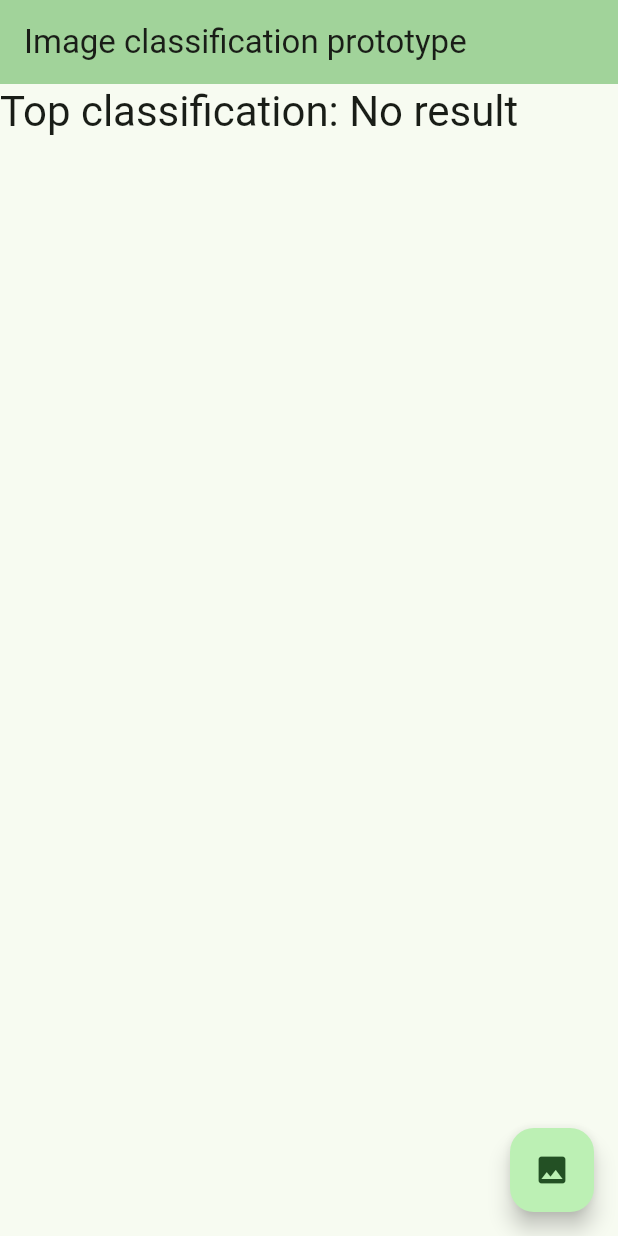
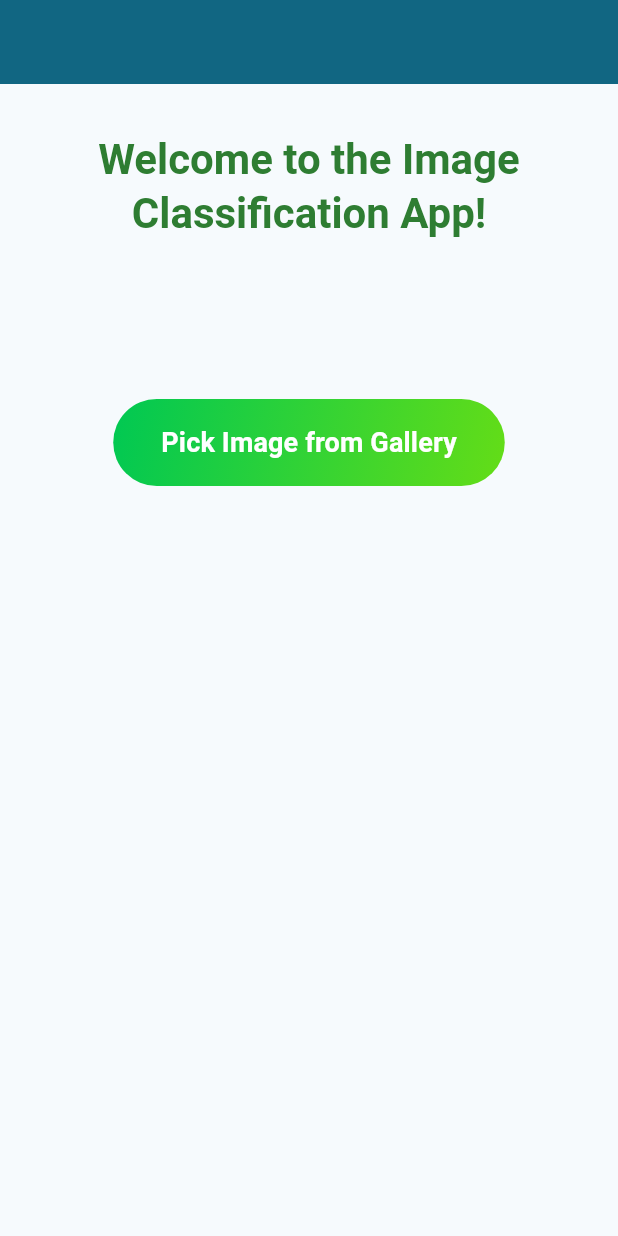
Before and after one commit to ram-shankar58/Image-Classifier-App, a Flutter app: the screen it shows after launch, on a phone screen of 412 x 824 dp. Run offline on Flutter 3.47's test engine with Material 3 defaults, Android fonts, the phone set to English and light mode, and no system bars; our stand-ins replace image_picker; missing offline and left inert: tflite_flutter.

Commit message:
designed

```diff
--- a/lib/main.dart
+++ b/lib/main.dart
@@ -12,16 +12,15 @@ void main() {
 class MyApp extends StatelessWidget {
   const MyApp({super.key});
 
-  // This widget is the root of your application.
   @override
   Widget build(BuildContext context) {
     return MaterialApp(
-      title: 'Image classification prototype',
+      title: '',
       theme: ThemeData(
-        colorScheme: ColorScheme.fromSeed(seedColor: Colors.green),
         useMaterial3: true,
+        colorScheme: ColorScheme.fromSeed(seedColor: const Color.fromARGB(255, 22, 184, 233)),
       ),
-      home: const MyHomePage(title: 'Image classification prototype'),
+      home: const MyHomePage(title: ''),
     );
   }
 }
@@ -50,9 +49,7 @@ class _MyHomePageState extends State<MyHomePage> {
     imageClassificationHelper!.initHelper();
     super.initState();
   }
-  //TRy to add boxing label around the output layout
 
-  // Clean old results when press some take picture button
   void cleanResult() {
     imagePath = null;
     image = null;
@@ -72,20 +69,16 @@ class _MyHomePageState extends State<MyHomePage> {
     processImage();
   }
 
-  // Process picked image
   Future<void> processImage() async {
     if (imagePath != null) {
-      // Read image bytes from file
       final imageData = File(imagePath!).readAsBytesSync();
-
-      // Decode image using package:image/image.dart (https://pub.dev/image)
       image = img.decodeImage(imageData);
       setState(() {});
       classification = await imageClassificationHelper?.inferenceImage(image!);
       results = (classification!.entries.toList()
-        ..sort(
+            ..sort(
               (a, b) => a.value.compareTo(b.value),
-        ))
+            ))
           .reversed
           .take(3);
       setState(() {});
@@ -94,30 +87,158 @@ class _MyHomePageState extends State<MyHomePage> {
 
   @override
   Widget build(BuildContext context) {
-    // Get the top result after sorting, or null if no result is available
     final topResult = results?.isNotEmpty == true ? results!.first.key : 'No result';
 
     return Scaffold(
       appBar: AppBar(
-        backgroundColor: Theme.of(context).colorScheme.inversePrimary,
+        backgroundColor: Theme.of(context).colorScheme.primary,
         title: Text(widget.title),
+        centerTitle: true,
       ),
       body: SingleChildScrollView(
         child: Column(
-          // mainAxisAlignment: MainAxisAlignment.center,
           children: <Widget>[
-            Text(
-              'Top classification: $topResult',
-              style: Theme.of(context).textTheme.headlineMedium,
+            // Welcome Text
+            Padding(
+              padding: const EdgeInsets.symmetric(vertical: 32.0),
+              child: Text(
+                'Welcome to the Image Classification App!',
+                style: Theme.of(context).textTheme.headlineMedium!.copyWith(
+                      color: Colors.green[800],
+                      fontWeight: FontWeight.bold,
+                    ),
+                textAlign: TextAlign.center,
+              ),
             ),
+
+            // Top Image Display Section
+            if (image != null)
+              Padding(
+                padding: const EdgeInsets.all(16.0),
+                child: Card(
+                  shape: RoundedRectangleBorder(
+                    borderRadius: BorderRadius.circular(16),
+                  ),
+                  elevation: 6,
+                  shadowColor: Colors.grey.withOpacity(0.3),
+                  child: Column(
+                    children: [
+                      ClipRRect(
+                        borderRadius: BorderRadius.circular(16),
+                        child: Image.file(
+                          File(imagePath!),
+                          height: 300,
+                          width: double.infinity,
+                          fit: BoxFit.cover,
+                        ),
+                      ),
+                      const SizedBox(height: 16),
+                      Text(
+                        'Top Classification: $topResult',
+                        style: Theme.of(context).textTheme.headlineMedium!.copyWith(
+                              color: Colors.green[700],
+                              fontWeight: FontWeight.bold,
+                            ),
+                      ),
+                      const SizedBox(height: 16),
+                    ],
+                  ),
+                ),
+              ),
+
+            // Classification Result Box
+            if (results != null)
+              Padding(
+                padding: const EdgeInsets.symmetric(horizontal: 16),
+                child: Card(
+                  shape: RoundedRectangleBorder(
+                    borderRadius: BorderRadius.circular(12),
+                  ),
+                  color: Colors.green[50],
+                  elevation: 3,
+                  child: Padding(
+                    padding: const EdgeInsets.all(16.0),
+                    child: Column(
+                      children: results!.map((result) {
+                        return Padding(
+                          padding: const EdgeInsets.symmetric(vertical: 4),
+                          child: Container(
+                            padding: const EdgeInsets.all(12),
+                            decoration: BoxDecoration(
+                              color: Colors.green[100],
+                              borderRadius: BorderRadius.circular(8),
+                              border: Border.all(color: Colors.green[700]!),
+                            ),
+                            child: Row(
+                              mainAxisAlignment: MainAxisAlignment.spaceBetween,
+                              children: [
+                                Text(
+                                  result.key,
+                                  style: const TextStyle(
+                                    fontSize: 16,
+                                    fontWeight: FontWeight.w500,
+                                  ),
+                                ),
+                                Text(
+                                  '${(result.value * 100).toStringAsFixed(2)}%',
+                                  style: TextStyle(
+                                    color: Colors.green[900],
+                                    fontWeight: FontWeight.bold,
+                                  ),
+                                ),
+                              ],
+                            ),
+                          ),
+                        );
+                      }).toList(),
+                    ),
+                  ),
+                ),
+              ),
+
+            // Padding for the action button at the bottom
+            const SizedBox(height: 50), // Adds space before the button
+
+            Padding(
+              padding: const EdgeInsets.all(24.0),
+              child: Container(
+                decoration: BoxDecoration(
+                  borderRadius: BorderRadius.circular(30),
+                  gradient: const LinearGradient(
+                    colors: [
+                      Color(0xFF00C853),
+                      Color(0xFF64DD17),
+                    ],
+                    begin: Alignment.topLeft,
+                    end: Alignment.bottomRight,
+                  ),
+                ),
+                child: ElevatedButton(
+                  style: ElevatedButton.styleFrom(
+                    padding: const EdgeInsets.symmetric(vertical: 16, horizontal: 32),
+                    shape: RoundedRectangleBorder(
+                      borderRadius: BorderRadius.circular(30),
+                    ),
+                    backgroundColor: Colors.transparent,
+                    shadowColor: Colors.transparent,
+                  ),
+                  onPressed: pickImage,
+                  child: const Text(
+                    'Pick Image from Gallery',
+                    style: TextStyle(
+                      fontSize: 18,
+                      fontWeight: FontWeight.bold,
+                      color: Colors.white,
+                    ),
+                  ),
+                ),
+              ),
+            ),
+
+            const SizedBox(height: 40), // Adds more space after the button
           ],
         ),
       ),
-      floatingActionButton: FloatingActionButton(
-        onPressed: pickImage,
-        child: const Icon(Icons.image),
-      ), // This trailing comma makes auto-formatting nicer for build methods.
     );
   }
-
 }
```
